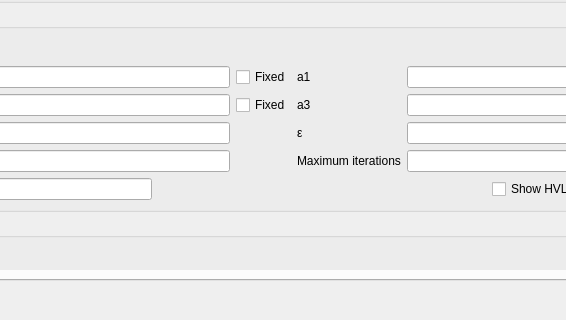
This is src/gui/evaluationwidget.ui in echmet/CEval as Qt 5 draws it before an edit; both pictures show x 225 to 791 and y 324 to 644 of the 1069 by 644 pixel window. The edited form follows.
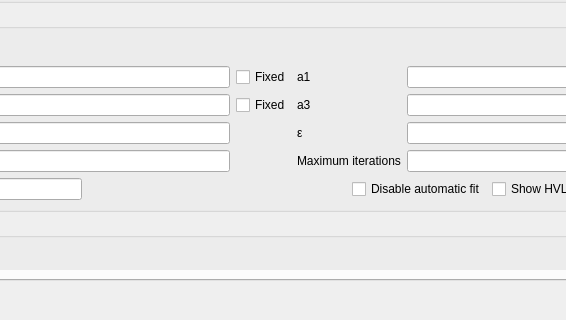
This is the edited form. Custom widgets are drawn as their Qt base class.

Commit message: Add an option to disable automatic HVL fit

What changed in the file:
```diff
--- a/src/gui/evaluationwidget.ui
+++ b/src/gui/evaluationwidget.ui
@@ -500,7 +500,7 @@
           <property name="geometry">
            <rect>
             <x>0</x>
-            <y>-501</y>
+            <y>-365</y>
             <width>1017</width>
             <height>1038</height>
            </rect>
@@ -1099,6 +1099,13 @@
                   </property>
                  </spacer>
                 </item>
+                <item>
+                 <widget class="QCheckBox" name="qcb_disableAutoFit">
+                  <property name="text">
+                   <string>Disable automatic fit</string>
+                  </property>
+                 </widget>
+                </item>
                 <item>
                  <widget class="QCheckBox" name="qcb_showHvlStats">
                   <property name="text">
```
The commit also changes 6 other files.
